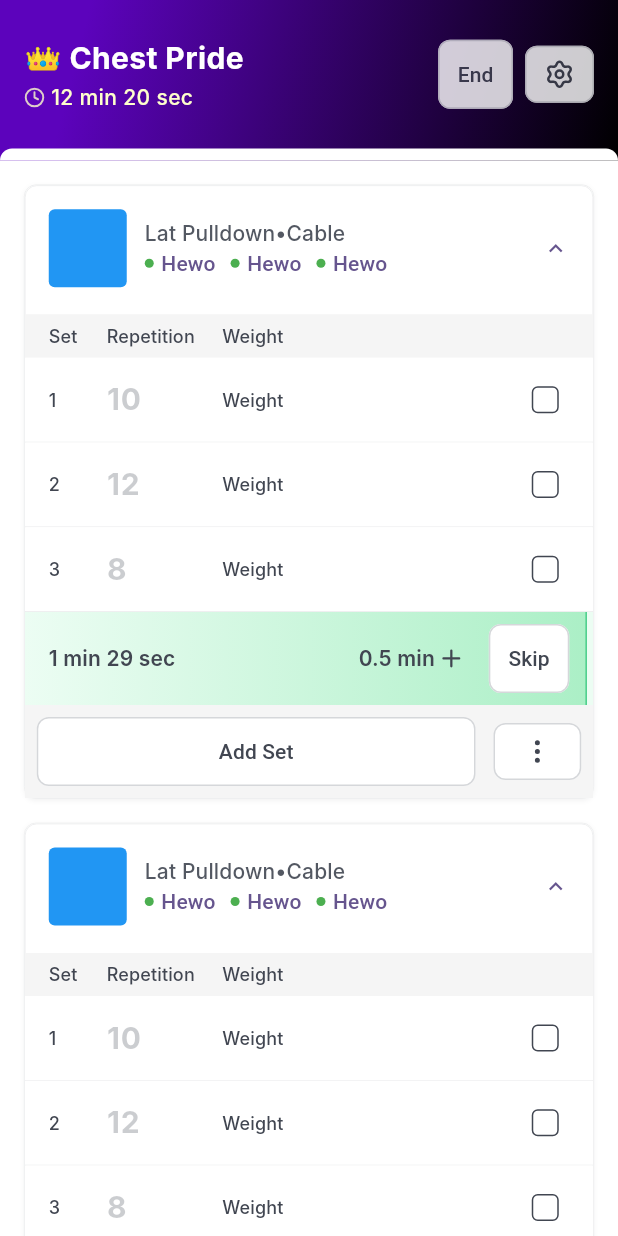
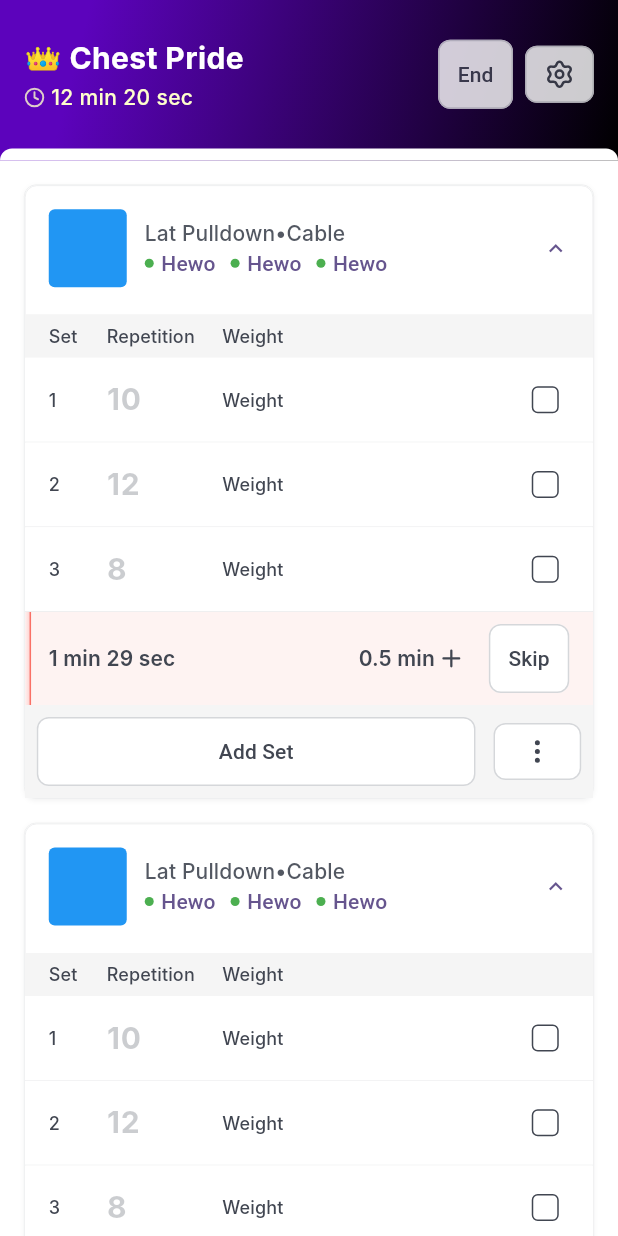
Before and after one commit to vuboitech/vuboi-fitness-app, a Flutter app: the OngoingExercisePage screen opened by its route, on a phone screen of 412 x 824 dp. Run offline on Flutter 3.47's test engine with Material 3 defaults, Android fonts, the phone set to English and light mode, and no system bars; drawn by our look-alikes of flutter_slidable, scroll_to_index; our stand-ins replace animated_bottom_navigation_bar, cached_network_image, flutter_bloc, flutter_inset_shadow, flutter_svg, glass and 5 more; missing offline and left inert: flutter_wear_os_connectivity; Roboto replaces fonts that are missing (Inter, PlusJakartaSans).

```diff
--- a/lib/features/exercise/presentation/widgets/exercise_set_rest_timer.dart
+++ b/lib/features/exercise/presentation/widgets/exercise_set_rest_timer.dart
@@ -3,18 +3,6 @@ import 'dart:async';
 import 'package:fitness/theme/lib.dart';
 import 'package:flutter/material.dart';
 import 'package:flutter_svg/flutter_svg.dart';
-
-class RestTimerColor {
-  final Color background;
-  final Color border;
-  final LinearGradient progress;
-
-  const RestTimerColor({
-    required this.background,
-    required this.border,
-    required this.progress,
-  });
-}
 
 class ExerciseSetRestTimer extends StatefulWidget {
   final VoidCallback onSkipPressed;
@@ -34,6 +22,7 @@ class ExerciseSetRestTimer extends StatefulWidget {
 
 class _ExerciseSetRestTimerState extends State<ExerciseSetRestTimer> {
   late Timer _timer;
+  late Duration _totalTime;
   late Duration _remainingTime;
 
   final GlobalKey _contentKey = GlobalKey();
@@ -44,6 +33,7 @@ class _ExerciseSetRestTimerState extends State<ExerciseSetRestTimer> {
   void initState() {
     super.initState();
 
+    _totalTime = widget.duration;
     _remainingTime = widget.duration;
     _startTimer();
 
@@ -81,6 +71,7 @@ class _ExerciseSetRestTimerState extends State<ExerciseSetRestTimer> {
 
   void _increaseDuration() {
     setState(() {
+      _totalTime += const Duration(minutes: 0, seconds: 30);
       _remainingTime += const Duration(minutes: 0, seconds: 30);
     });
   }
@@ -88,19 +79,22 @@ class _ExerciseSetRestTimerState extends State<ExerciseSetRestTimer> {
   String _formatDuration(Duration duration) {
     String minutes = (duration.inMinutes).toString();
     String seconds = (duration.inSeconds % 60).toString().padLeft(2, '0');
+    if (minutes == '0') {
+      return '$seconds sec';
+    }
     return '$minutes min $seconds sec';
   }
 
   double _getProgressPercentage() {
-    return _remainingTime.inMilliseconds / widget.duration.inMilliseconds;
+    return 1.0 - (_remainingTime.inMilliseconds / _totalTime.inMilliseconds);
   }
 
-  RestTimerColor _getColorByProgress() {
+  _RestTimerColor _getColorByProgress() {
     double progress = _getProgressPercentage();
 
     if (progress <= 0.33) {
       // Red (0-33%)
-      return RestTimerColor(
+      return _RestTimerColor(
         background: context.theme.appColor.utilityError50,
         border: context.theme.appColor.utilityError400,
         progress: LinearGradient(
@@ -115,7 +109,7 @@ class _ExerciseSetRestTimerState extends State<ExerciseSetRestTimer> {
       );
     } else if (progress <= 0.66) {
       // Yellow (34-66%)
-      return RestTimerColor(
+      return _RestTimerColor(
         background: context.theme.appColor.utilityWarning50,
         border: context.theme.appColor.utilityWarning400,
         progress: LinearGradient(
@@ -130,7 +124,7 @@ class _ExerciseSetRestTimerState extends State<ExerciseSetRestTimer> {
       );
     } else {
       // Green (67-100%)
-      return RestTimerColor(
+      return _RestTimerColor(
         background: context.theme.appColor.utilitySuccess50,
         border: context.theme.appColor.utilitySuccess400,
         progress: LinearGradient(
@@ -148,7 +142,7 @@ class _ExerciseSetRestTimerState extends State<ExerciseSetRestTimer> {
 
   @override
   Widget build(BuildContext context) {
-    final RestTimerColor color = _getColorByProgress();
+    final _RestTimerColor color = _getColorByProgress();
 
     return Stack(
       children: [
@@ -247,3 +241,15 @@ class _ExerciseSetRestTimerState extends State<ExerciseSetRestTimer> {
     );
   }
 }
+
+class _RestTimerColor {
+  final Color background;
+  final Color border;
+  final LinearGradient progress;
+
+  const _RestTimerColor({
+    required this.background,
+    required this.border,
+    required this.progress,
+  });
+}
--- a/lib/features/exercise/presentation/widgets/ongoing_exercise_item.dart
+++ b/lib/features/exercise/presentation/widgets/ongoing_exercise_item.dart
@@ -3,7 +3,7 @@ import 'package:fitness/theme/lib.dart';
 import 'package:flutter/material.dart';
 import 'package:flutter_slidable/flutter_slidable.dart';
 
-import 'overlay_dropdown_menu.dart';
+import 'exercise_item_option_dropdown.dart';
 
 class ExerciseRepetition {
   int repetition;
@@ -442,9 +442,11 @@ class _OngoingExerciseItemState extends State<OngoingExerciseItem>
                           ),
                         ),
                         const SizedBox(width: 12),
-                        const Expanded(
+                        Expanded(
                           flex: 1,
-                          child: CustomDropDown(),
+                          child: ExerciseItemOptionDropdown(
+                            onSelected: (value) {},
+                          ),
                         ),
                       ],
                     ),
--- a/lib/theme/src/themes/commons/app_theme.dart
+++ b/lib/theme/src/themes/commons/app_theme.dart
@@ -91,6 +91,7 @@ ThemeData createAppLightTheme({
     textTertiary: AppColors.colorsGrayLightMode600,
     textDisabled: AppColors.colorsGrayLightMode500,
     textPlaceholder: AppColors.colorsGrayLightMode500,
+    textQuaternary: AppColors.colorsGrayLightMode500,
 
     borderPrimary: AppColors.colorsGrayLightMode300,
     borderSecondary: AppColors.colorsGrayLightMode200,
@@ -213,6 +214,7 @@ ThemeData createAppDarkTheme({
     textTertiary: AppColors.colorsGrayDarkMode400,
     textDisabled: AppColors.colorsGrayDarkMode500,
     textPlaceholder: AppColors.colorsGrayDarkMode500,
+    textQuaternary: AppColors.colorsGrayDarkMode400,
 
     borderPrimary: AppColors.colorsGrayDarkMode700,
     borderSecondary: AppColors.colorsGrayDarkMode800,
--- a/lib/theme/src/themes/extensions/color_extension.dart
+++ b/lib/theme/src/themes/extensions/color_extension.dart
@@ -27,6 +27,7 @@ class AppColorExtension extends ThemeExtension<AppColorExtension> {
   final Color textTertiary;
   final Color textDisabled;
   final Color textPlaceholder;
+  final Color textQuaternary;
 
   final Color borderPrimary;
   final Color borderSecondary;
@@ -98,6 +99,7 @@ class AppColorExtension extends ThemeExtension<AppColorExtension> {
     required this.textTertiary,
     required this.textDisabled,
     required this.textPlaceholder,
+    required this.textQuaternary,
 
     required this.borderPrimary,
     required this.borderSecondary,
@@ -175,6 +177,7 @@ class AppColorExtension extends ThemeExtension<AppColorExtension> {
     Color? textColorDisabled,
     Color? textColorPlaceholder,
     Color? textColorOnColor,
+    Color? textQuaternary,
 
     Color? borderPrimary,
     Color? borderSecondary,
@@ -244,6 +247,7 @@ class AppColorExtension extends ThemeExtension<AppColorExtension> {
       textTertiary: textTertiary ?? this.textTertiary,
       textDisabled: textDisabled ?? this.textDisabled,
       textPlaceholder: textPlaceholder ?? this.textPlaceholder,
+      textQuaternary: textQuaternary ?? this.textQuaternary,
 
       borderPrimary: borderPrimary ?? this.borderPrimary,
       borderSecondary: borderSecondary ?? this.borderSecondary,
@@ -321,6 +325,7 @@ class AppColorExtension extends ThemeExtension<AppColorExtension> {
       textTertiary: Color.lerp(textTertiary, other.textTertiary, t)!,
       textDisabled: Color.lerp(textDisabled, other.textDisabled, t)!,
       textPlaceholder: Color.lerp(textPlaceholder, other.textPlaceholder, t)!,
+      textQuaternary: Color.lerp(textQuaternary, other.textQuaternary, t)!,
 
       borderPrimary: Color.lerp(borderPrimary, other.borderPrimary, t)!,
       borderSecondary: Color.lerp(borderSecondary, other.borderSecondary, t)!,
```
Also changed, not shown: lib/features/exercise/presentation/pages/ongoing_exercise_page.dart (+5 -5 lines), lib/features/exercise/presentation/widgets/exercise_item_option_dropdown.dart (renamed from lib/features/exercise/presentation/widgets/overlay_dropdown_menu.dart, +116 -10 lines), lib/theme/src/widgets/radio.dart (added, +67 -0 lines).
